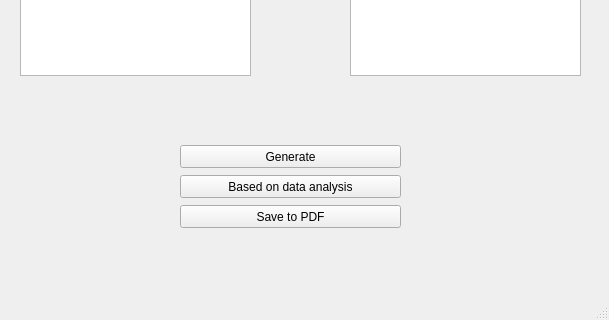
The window that mainwindow.ui (DevxMike/HR_App) describes before a commit, drawn with Qt 5; both pictures show x 0 to 609 and y 275 to 595 of the 609 by 595 pixel window.
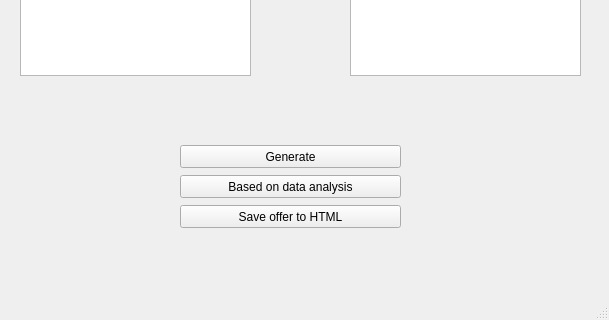
The same window after the commit.

Commit message: added function to check if string is empty

What changed in the file:
```diff
--- a/mainwindow.ui
+++ b/mainwindow.ui
@@ -77,7 +77,7 @@
      </rect>
     </property>
     <property name="text">
-     <string>Save to PDF</string>
+     <string>Save offer to HTML</string>
     </property>
    </widget>
    <widget class="QLineEdit" name="lineEdit">
```
The commit also changes 2 other files.
